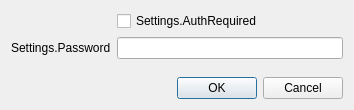
The window that forms/settings-dialog.ui (obsproject/obs-websocket) describes before a commit, drawn with Qt 5.
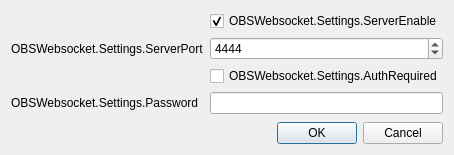
The same window after the commit.

Commit message: Updated locale variables names + WIP Dynamic Server Settings

Diff of the .ui file:
```diff
--- a/forms/settings-dialog.ui
+++ b/forms/settings-dialog.ui
@@ -6,8 +6,8 @@
    <rect>
     <x>0</x>
     <y>0</y>
-    <width>354</width>
-    <height>110</height>
+    <width>407</width>
+    <height>155</height>
    </rect>
   </property>
   <property name="sizePolicy">
@@ -28,24 +28,54 @@
    </property>
    <item>
     <layout class="QFormLayout" name="formLayout">
-     <item row="3" column="0">
-      <widget class="QLabel" name="lbl_password">
-       <property name="text">
-        <string>Settings.Password</string>
-       </property>
-      </widget>
-     </item>
      <item row="3" column="1">
+      <widget class="QCheckBox" name="authRequired">
+       <property name="text">
+        <string>OBSWebsocket.Settings.AuthRequired</string>
+       </property>
+      </widget>
+     </item>
+     <item row="4" column="0">
+      <widget class="QLabel" name="lbl_password">
+       <property name="text">
+        <string>OBSWebsocket.Settings.Password</string>
+       </property>
+      </widget>
+     </item>
+     <item row="4" column="1">
       <widget class="QLineEdit" name="password">
        <property name="echoMode">
         <enum>QLineEdit::Password</enum>
        </property>
       </widget>
      </item>
+     <item row="1" column="1">
+      <widget class="QCheckBox" name="serverEnabled">
+       <property name="text">
+        <string>OBSWebsocket.Settings.ServerEnable</string>
+       </property>
+       <property name="checked">
+        <bool>true</bool>
+       </property>
+      </widget>
+     </item>
+     <item row="2" column="0">
+      <widget class="QLabel" name="lbl_serverPort">
+       <property name="text">
+        <string>OBSWebsocket.Settings.ServerPort</string>
+       </property>
+      </widget>
+     </item>
      <item row="2" column="1">
-      <widget class="QCheckBox" name="authRequired">
-       <property name="text">
-        <string>Settings.AuthRequired</string>
+      <widget class="QSpinBox" name="serverPort">
+       <property name="minimum">
+        <number>1024</number>
+       </property>
+       <property name="maximum">
+        <number>65535</number>
+       </property>
+       <property name="value">
+        <number>4444</number>
        </property>
       </widget>
      </item>
```
Left out of the diff: 2 changed lines with no effect on the pictures. The commit also changes 11 other files.
